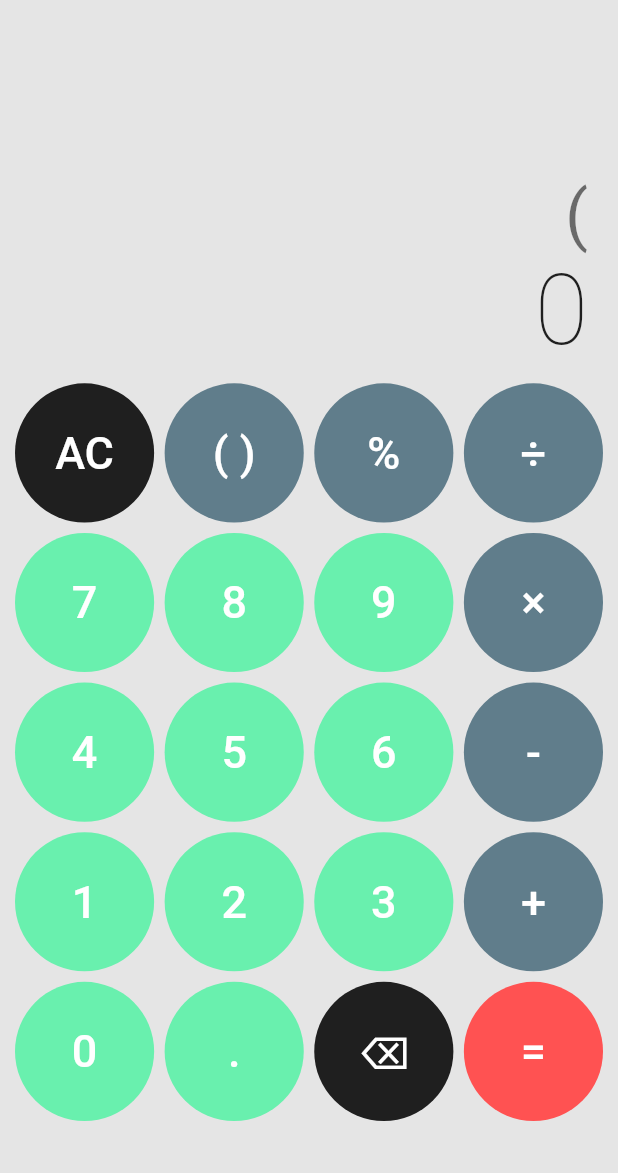
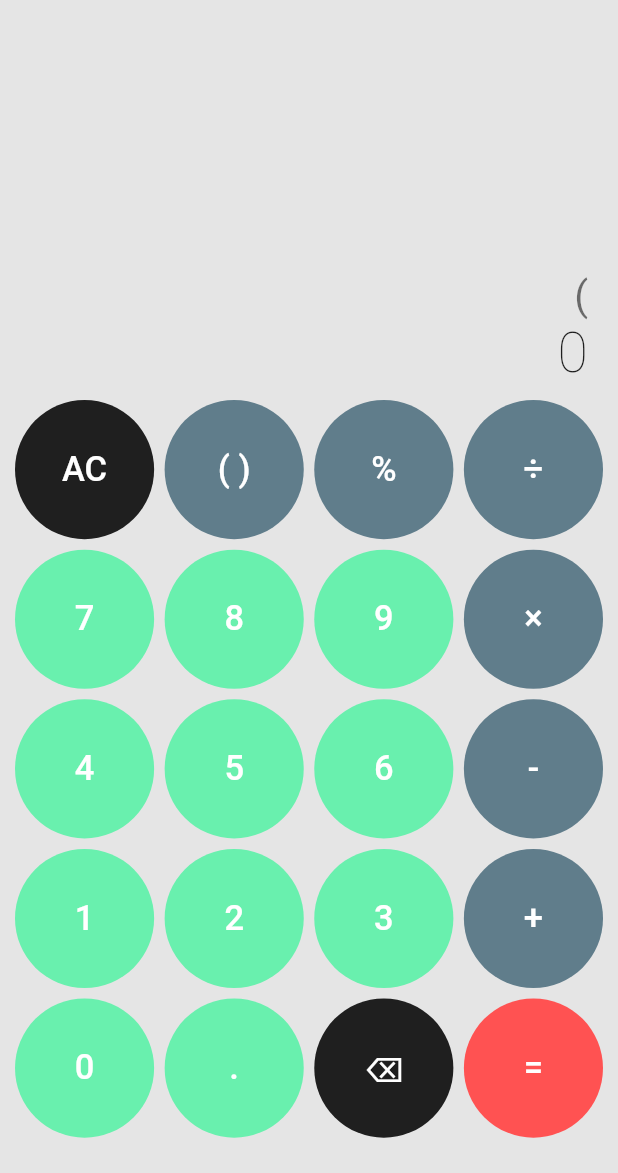
Before and after one commit to s4nk37/flutter_calculator, a Flutter app: the screen it shows after launch, after a tap on "( )", on a phone screen of 412 x 824 dp, the part 63-1236 px from its top. Run offline on Flutter 3.47's test engine with Material 2 defaults, Android fonts, the phone set to English and light mode, and no system bars; our stand-ins replace adaptive_theme, math_expressions.

Commit message:
Added Support for tablet and minor Responsive UI changes.
Tested on iPad Air 4,
iPhone SE 3,
iPhone 13 Pro.
Landscape in iPad is still buggy.

```diff
--- /dev/null
+++ b/lib/constants.dart
@@ -0,0 +1 @@
+import 'package:flutter/material.dart';
--- a/lib/main.dart
+++ b/lib/main.dart
@@ -2,8 +2,16 @@ import 'package:flutter/material.dart';
 import 'package:flutter/services.dart';
 import 'package:adaptive_theme/adaptive_theme.dart';
 import 'package:math_expressions/math_expressions.dart';
+import 'package:flutter_calculator/responsive.dart';
 
-void main() => runApp(const MyApp());
+void main() {
+  WidgetsFlutterBinding.ensureInitialized();
+  SystemChrome.setPreferredOrientations(
+      [DeviceOrientation.portraitUp, DeviceOrientation.portraitDown]);
+
+  runApp(const MyApp());
+}
+
 
 class MyApp extends StatelessWidget {
   const MyApp({Key? key}) : super(key: key);
@@ -35,7 +43,7 @@ class MyApp extends StatelessWidget {
       initial: AdaptiveThemeMode.system,
       builder: (theme, darkTheme) => MaterialApp(
         debugShowCheckedModeBanner: false,
-        title: 'Adaptive Theme Demo',
+        title: 'Calc',
         theme: theme,
         darkTheme: darkTheme,
         home: const Calculator(),
@@ -128,7 +136,7 @@ class _CalculatorState extends State<Calculator> {
       child: Text(
         text.toString(),
         style: TextStyle(
-            fontSize: 30.0,
+            fontSize: Responsive.isTablet(context)?33.0 : 23.0,
             color:
                 ((AdaptiveTheme.of(context).mode == AdaptiveThemeMode.light) &&
                         ([0, 1, 2, 3, 4, 5, 6, 7, 8, 9, '.'].contains(text)))
@@ -140,7 +148,13 @@ class _CalculatorState extends State<Calculator> {
   }
 
   @override
+
   Widget build(BuildContext context) {
+    print(context);
+    print(MediaQuery.of(context).size);
+    print(Responsive.isTablet(context));
+    //screen size
+    Size _size = MediaQuery.of(context).size;
     return Scaffold(
       backgroundColor: Theme.of(context).backgroundColor,
       appBar: AppBar(
@@ -175,20 +189,21 @@ class _CalculatorState extends State<Calculator> {
         ],
       ),
       body: Container(
-        padding: const EdgeInsets.fromLTRB(10.0, 35.0, 10.0, 10.0),
+        padding: Responsive.isTablet(context)? const EdgeInsets.fromLTRB(100.0, 0.0, 100.0, 20.0) :const EdgeInsets.fromLTRB(10.0, 0.0, 10.0, 10.0),
+       //  padding: const EdgeInsets.fromLTRB(40.0, 135.0, 40.0, 0.0),
         child: Column(
           mainAxisAlignment: MainAxisAlignment.center,
           crossAxisAlignment: CrossAxisAlignment.stretch,
           children: [
             Expanded(
-                flex: 4,
+                flex: Responsive.isTablet(context)? 30 : 25,
                 child: Padding(
-                  padding: const EdgeInsets.all(10.0),
+                  padding: const EdgeInsets.fromLTRB(10, 0, 10, 10),
                   child: Stack(
                     alignment: Alignment.bottomRight,
                     children: [
                       Container(
-                        height: 200,
+                        height: double.infinity,
                         color: Colors.transparent,
                       ),
                       SingleChildScrollView(
@@ -202,14 +217,14 @@ class _CalculatorState extends State<Calculator> {
                               style: Theme.of(context)
                                   .textTheme
                                   .displayMedium
-                                  ?.copyWith(fontSize: 45.0),
+                                  ?.copyWith(fontSize: Responsive.isTablet(context)? 43.0 :27.0),
                             ),
                             Text(
                               result,
                               style: Theme.of(context)
                                   .textTheme
                                   .displayLarge
-                                  ?.copyWith(fontSize: 65.0),
+                                  ?.copyWith(fontSize: Responsive.isTablet(context)? 53.0 :37.0),
                             ),
                           ],
                         ),
@@ -218,11 +233,11 @@ class _CalculatorState extends State<Calculator> {
                   ),
                 )),
             Expanded(
-              flex: 10,
+                flex: Responsive.isTablet(context)? 85 : (_size.height>820.00?50:83),
                 child: GridView.count(
-                crossAxisCount: 4,
-                crossAxisSpacing: 7.0,
-                mainAxisSpacing: 7.0,
+                  crossAxisCount: Responsive.isTablet(context)? 4 : 4,
+                  crossAxisSpacing: Responsive.isTablet(context)? 20.0 : 7.0,
+                  mainAxisSpacing: Responsive.isTablet(context)? 20.0 : 7.0,
                   children: [
                     myButton(color: Theme.of(context).buttonColor, text: 'AC'),
                     myButton(color: Colors.blueGrey, text: '( )'),
--- a/pubspec.yaml
+++ b/pubspec.yaml
@@ -34,7 +34,7 @@ dependencies:
   # The following adds the Cupertino Icons font to your application.
   # Use with the CupertinoIcons class for iOS style icons.
   cupertino_icons: ^1.0.2
-  adaptive_theme: ^2.3.0
+  adaptive_theme: ^3.1.0
   math_expressions: ^2.3.0
 
 dev_dependencies:
```
Also changed, not shown: lib/responsive.dart (added, +44 -0 lines), pubspec.lock, 2 other files. Lines whose indentation alone changed are shown as unchanged.
